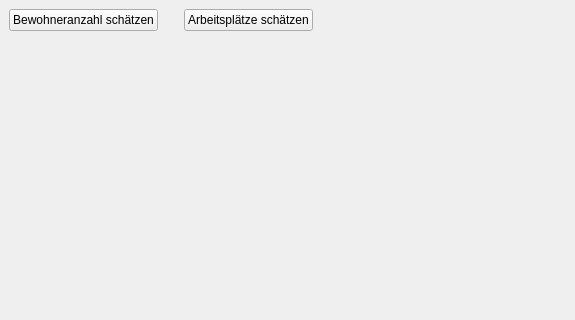
Old version of the form projektcheck/ui/ProjektCheck_dockwidget_analysis_01-BA.ui in the repository projektcheck/ProjektCheck-QGIS; both pictures show x 0 to 575 and y 0 to 320 of the 575 by 857 pixel window.
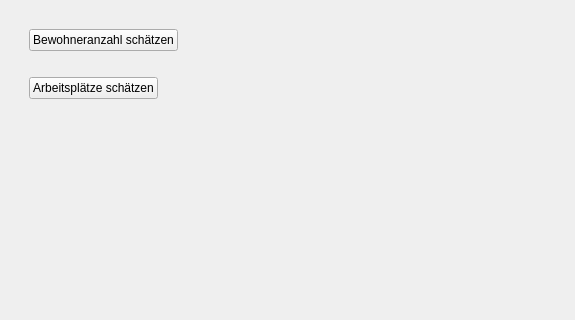
New version of the form. Icons and pictures are not drawn.

Patch:
```diff
--- a/projektcheck/ui/ProjektCheck_dockwidget_analysis_01-BA.ui
+++ b/projektcheck/ui/ProjektCheck_dockwidget_analysis_01-BA.ui
@@ -10,6 +10,9 @@
     <height>857</height>
    </rect>
   </property>
+  <property name="layoutDirection">
+   <enum>Qt::LeftToRight</enum>
+  </property>
   <property name="styleSheet">
    <string notr="true">QToolBox:tab {
 	font: bold 10pt ;
@@ -54,8 +57,40 @@
   </property>
   <widget class="QWidget" name="dockWidgetContents">
    <layout class="QVBoxLayout" name="verticalLayout">
+    <item>
+     <spacer name="verticalSpacer_2">
+      <property name="orientation">
+       <enum>Qt::Vertical</enum>
+      </property>
+      <property name="sizeType">
+       <enum>QSizePolicy::Fixed</enum>
+      </property>
+      <property name="sizeHint" stdset="0">
+       <size>
+        <width>20</width>
+        <height>20</height>
+       </size>
+      </property>
+     </spacer>
+    </item>
     <item>
      <layout class="QHBoxLayout" name="horizontalLayout_2">
+      <item>
+       <spacer name="horizontalSpacer_5">
+        <property name="orientation">
+         <enum>Qt::Horizontal</enum>
+        </property>
+        <property name="sizeType">
+         <enum>QSizePolicy::Fixed</enum>
+        </property>
+        <property name="sizeHint" stdset="0">
+         <size>
+          <width>20</width>
+          <height>20</height>
+         </size>
+        </property>
+       </spacer>
+      </item>
       <item>
        <widget class="QPushButton" name="inhabitants_button">
         <property name="sizePolicy">
@@ -77,7 +112,40 @@
        </widget>
       </item>
       <item>
-       <spacer name="horizontalSpacer_2">
+       <spacer name="horizontalSpacer">
+        <property name="orientation">
+         <enum>Qt::Horizontal</enum>
+        </property>
+        <property name="sizeHint" stdset="0">
+         <size>
+          <width>40</width>
+          <height>20</height>
+         </size>
+        </property>
+       </spacer>
+      </item>
+     </layout>
+    </item>
+    <item>
+     <spacer name="verticalSpacer">
+      <property name="orientation">
+       <enum>Qt::Vertical</enum>
+      </property>
+      <property name="sizeType">
+       <enum>QSizePolicy::Fixed</enum>
+      </property>
+      <property name="sizeHint" stdset="0">
+       <size>
+        <width>20</width>
+        <height>20</height>
+       </size>
+      </property>
+     </spacer>
+    </item>
+    <item>
+     <layout class="QHBoxLayout" name="horizontalLayout_3">
+      <item>
+       <spacer name="horizontalSpacer_4">
         <property name="orientation">
          <enum>Qt::Horizontal</enum>
         </property>
@@ -116,7 +184,7 @@
        </widget>
       </item>
       <item>
-       <spacer name="horizontalSpacer">
+       <spacer name="horizontalSpacer_2">
         <property name="orientation">
          <enum>Qt::Horizontal</enum>
         </property>
```
